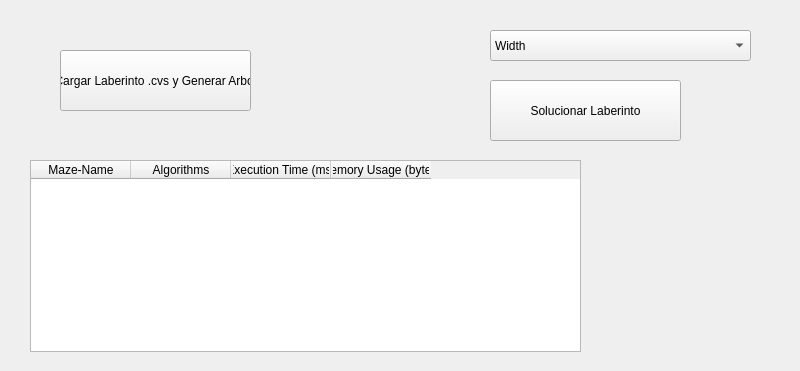
Before: the Qt Designer form UI/UIQtDesigner/MainWindow.ui in ccpabonu/MazeSolver, drawn with Qt 5.
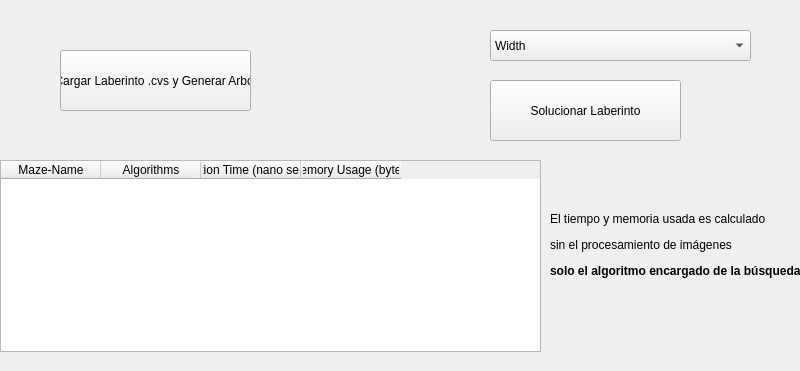
After: the same form once the commit is applied.

Commit message: add time info

What changed in the file:
```diff
--- a/UI/UIQtDesigner/MainWindow.ui
+++ b/UI/UIQtDesigner/MainWindow.ui
@@ -83,9 +83,9 @@
    <widget class="QTableWidget" name="tableWidget">
     <property name="geometry">
      <rect>
-      <x>30</x>
+      <x>0</x>
       <y>160</y>
-      <width>551</width>
+      <width>541</width>
       <height>192</height>
      </rect>
     </property>
@@ -113,7 +113,7 @@
     </column>
     <column>
      <property name="text">
-      <string>Execution Time (ms)</string>
+      <string>Execution Time (nano seconds)</string>
      </property>
     </column>
     <column>
@@ -122,6 +122,19 @@
      </property>
     </column>
    </widget>
+   <widget class="QLabel" name="label">
+    <property name="geometry">
+     <rect>
+      <x>550</x>
+      <y>170</y>
+      <width>251</width>
+      <height>151</height>
+     </rect>
+    </property>
+    <property name="text">
+     <string>&lt;html&gt;&lt;head/&gt;&lt;body&gt;&lt;p&gt;El tiempo y memoria usada es calculado &lt;/p&gt;&lt;p&gt;sin el procesamiento de imágenes&lt;/p&gt;&lt;p&gt;&lt;span style=&quot; font-weight:600;&quot;&gt;solo el algoritmo encargado de la búsqueda&lt;/span&gt;&lt;/p&gt;&lt;/body&gt;&lt;/html&gt;</string>
+    </property>
+   </widget>
   </widget>
  </widget>
  <resources/>
```
The commit also changes 7 other files.
